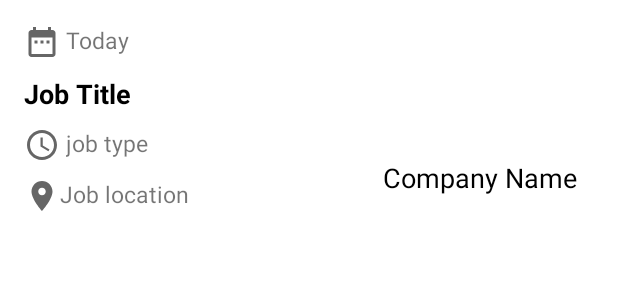
After one commit to ImVikasJi/Job_Search, an Android app: the layout job_layout_adapter.xml on its own in the app's theme, with its tools: preview values and no code run, on a phone screen of 412 x 824 dp. The commit adds this screen. Shown: the top 300 px of the screen. Run offline under Robolectric (Android 15) with nearby library versions, the phone set to English and light mode, and no system bars.

Commit message:
Added RemoteJobAdapter.kt

```diff
--- a/app/src/main/AndroidManifest.xml
+++ b/app/src/main/AndroidManifest.xml
@@ -2,6 +2,7 @@
 <manifest xmlns:android="http://schemas.android.com/apk/res/android"
     package="com.example.jobsearch">
 
+    <uses-permission android:name="android.permission.INTERNET"/>
     <application
         android:allowBackup="true"
         android:icon="@mipmap/ic_launcher"
--- /dev/null
+++ b/app/src/main/res/layout/job_layout_adapter.xml
@@ -0,0 +1,98 @@
+<?xml version="1.0" encoding="utf-8"?>
+<LinearLayout xmlns:android="http://schemas.android.com/apk/res/android"
+    xmlns:app="http://schemas.android.com/apk/res-auto"
+    android:layout_width="match_parent"
+    android:layout_height="wrap_content"
+    android:baselineAligned="false"
+    android:orientation="horizontal"
+    android:padding="16dp">
+
+    <LinearLayout
+        android:layout_width="match_parent"
+        android:layout_height="match_parent"
+        android:layout_weight="1"
+        android:orientation="vertical">
+
+
+        <LinearLayout
+            android:layout_width="match_parent"
+            android:layout_height="wrap_content"
+            android:orientation="horizontal">
+            <TextView
+                android:id="@+id/tv_date"
+                android:layout_width="match_parent"
+                android:layout_height="wrap_content"
+                android:drawablePadding="4dp"
+                android:layout_weight="1"
+                android:text="Today"
+                android:textSize="15sp"
+                app:drawableStartCompat="@drawable/ic_date_range" />
+
+            <ImageButton
+                android:id="@+id/ibDelete"
+                android:layout_width="wrap_content"
+                android:layout_height="wrap_content"
+                android:visibility="gone"
+                android:background="@android:color/transparent"
+                android:contentDescription="@string/image_favorite"
+                android:src="@drawable/ic_delete" />
+
+        </LinearLayout>
+
+        <TextView
+            android:id="@+id/tv_job_title"
+            android:layout_width="match_parent"
+            android:layout_height="wrap_content"
+            android:layout_marginTop="10dp"
+            android:text="Job Title"
+            android:textColor="@color/black"
+            android:textSize="18sp"
+            android:textStyle="bold" />
+
+        <TextView
+            android:id="@+id/tv_job_type"
+            android:layout_width="match_parent"
+            android:layout_height="wrap_content"
+            android:layout_marginTop="10dp"
+            android:drawablePadding="4dp"
+            android:text="job type"
+            android:textSize="15sp"
+            app:drawableStartCompat="@drawable/ic_time" />
+
+        <TextView
+            android:id="@+id/tv_job_location"
+            android:layout_width="match_parent"
+            android:layout_height="wrap_content"
+            android:layout_marginTop="10dp"
+            android:text="Job location"
+            android:textSize="15sp"
+            app:drawableStartCompat="@drawable/ic_location" />
+    </LinearLayout>
+
+    <LinearLayout
+        android:layout_width="match_parent"
+        android:layout_height="match_parent"
+        android:layout_weight="1.5"
+        android:orientation="vertical">
+
+        <ImageView
+            android:id="@+id/ivCompanyLogo"
+            android:layout_width="160dp"
+            android:layout_height="90dp"
+            android:layout_gravity="center"
+            android:contentDescription="@string/logo"
+            android:scaleType="centerCrop"
+            app:layout_constraintStart_toStartOf="parent"
+            app:layout_constraintTop_toTopOf="parent" />
+
+        <TextView
+            android:id="@+id/tv_company_name"
+            android:layout_width="match_parent"
+            android:layout_height="wrap_content"
+            android:gravity="center"
+            android:text="Company Name"
+            android:textColor="@color/black"
+            android:textSize="18sp" />
+
+    </LinearLayout>
+</LinearLayout>
```
Also changed, not shown: app/src/main/java/com/example/jobsearch/adapter/RemoteJobAdapter.kt (added, +65 -0 lines), app/src/main/java/com/example/jobsearch/ui/fragments/RemoteJobFragment.kt (+48 -39 lines).
